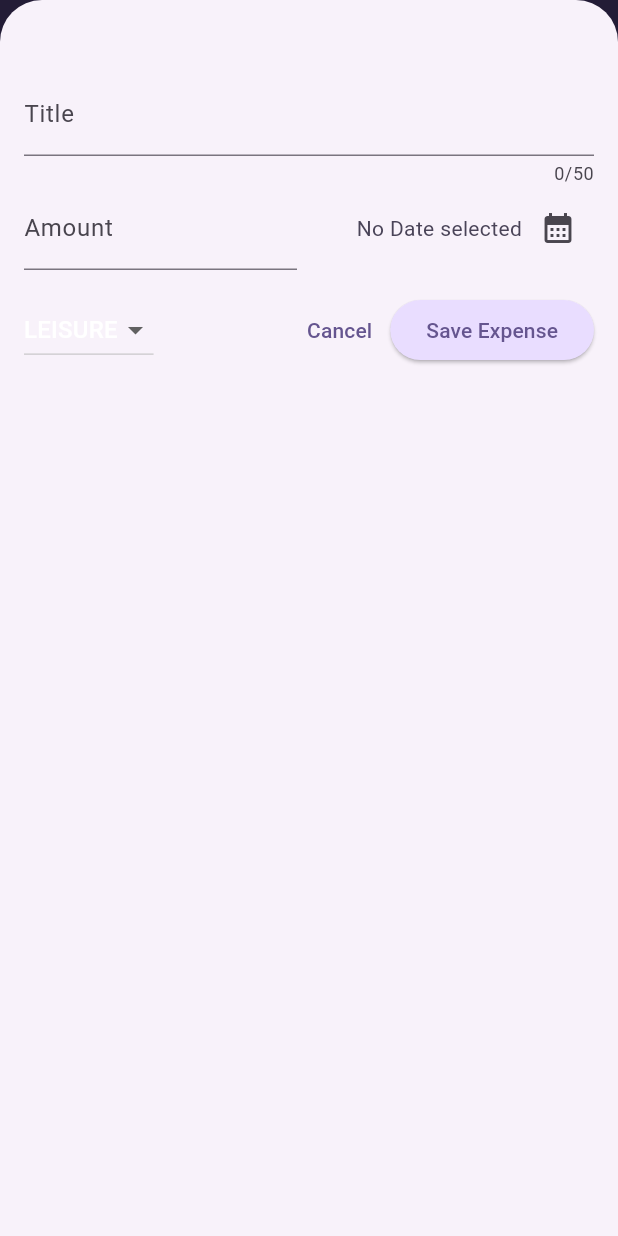
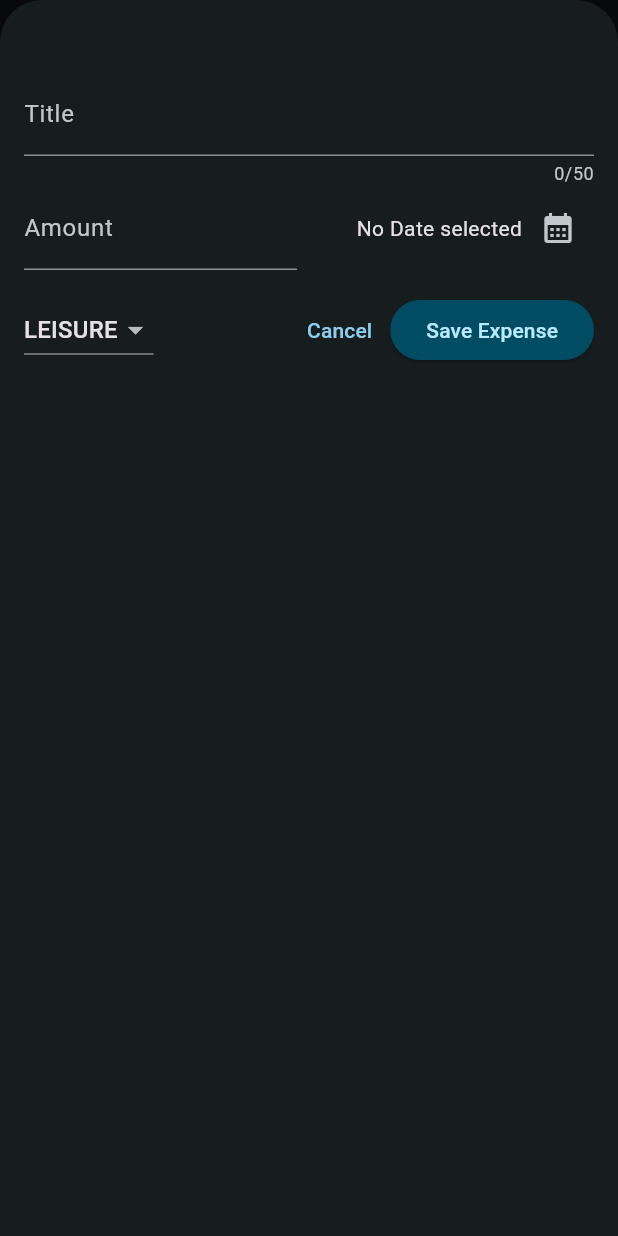
Before and after one commit to mjaliz/madarkharg, a Flutter app: the screen it shows after launch, after a tap on the "add" icon, on a phone screen of 412 x 824 dp. Run offline on Flutter 3.47's test engine with Material 3 defaults, Android fonts, the phone set to English and light mode, and no system bars.

Commit message:
adding dark mode

```diff
--- a/lib/main.dart
+++ b/lib/main.dart
@@ -4,9 +4,31 @@ import 'package:madarkharg/widgets/expenses.dart';
 var kColorScheme = ColorScheme.fromSeed(
   seedColor: const Color.fromARGB(255, 96, 59, 181),
 );
+
+var kDarkColorScheme = ColorScheme.fromSeed(
+  brightness: Brightness.dark,
+  seedColor: const Color.fromARGB(255, 5, 99, 125),
+);
+
 void main() {
   runApp(
     MaterialApp(
+      darkTheme: ThemeData.dark().copyWith(
+        colorScheme: kDarkColorScheme,
+        cardTheme: const CardTheme().copyWith(
+          color: kDarkColorScheme.secondaryContainer,
+          margin: const EdgeInsets.symmetric(
+            vertical: 8,
+            horizontal: 16,
+          ),
+        ),
+        elevatedButtonTheme: ElevatedButtonThemeData(
+          style: ElevatedButton.styleFrom(
+            backgroundColor: kDarkColorScheme.primaryContainer,
+            foregroundColor: kDarkColorScheme.onPrimaryContainer,
+          ),
+        ),
+      ),
       theme: ThemeData().copyWith(
         colorScheme: kColorScheme,
         appBarTheme: const AppBarTheme().copyWith(
@@ -27,13 +49,18 @@ void main() {
         ),
         textTheme: const TextTheme().copyWith(
           titleLarge: TextStyle(
-            fontWeight: FontWeight.normal,
-            color: kColorScheme.onError,
+            fontWeight: FontWeight.bold,
+            color: kColorScheme.onSecondaryContainer,
             fontSize: 16,
           ),
-          bodyMedium: TextStyle(color: kColorScheme.onSecondaryContainer),
+          bodyMedium: TextStyle(
+            fontWeight: FontWeight.normal,
+            color: kColorScheme.onSecondaryContainer,
+            fontSize: 16,
+          ),
         ),
       ),
+      themeMode: ThemeMode.dark,
       home: const Expenses(),
     ),
   );
--- a/lib/widgets/expense/expense_item.dart
+++ b/lib/widgets/expense/expense_item.dart
@@ -8,14 +8,19 @@ class ExpenseItem extends StatelessWidget {
   });
 
   final Expense expense;
+
   @override
   Widget build(BuildContext context) {
     return Card(
       child: Padding(
         padding: const EdgeInsets.symmetric(horizontal: 20, vertical: 16),
         child: Column(
+          crossAxisAlignment: CrossAxisAlignment.start,
           children: [
-            Text(expense.title),
+            Text(
+              expense.title,
+              style: Theme.of(context).textTheme.bodyMedium,
+            ),
             const SizedBox(
               height: 4,
             ),
--- a/lib/widgets/expense/expense_list.dart
+++ b/lib/widgets/expense/expense_list.dart
@@ -18,6 +18,12 @@ class ExpensesList extends StatelessWidget {
       itemCount: expenses.length,
       itemBuilder: (context, index) => Dismissible(
         key: ValueKey(expenses[index]),
+        background: Container(
+          color: Theme.of(context).colorScheme.error.withOpacity(0.75),
+          margin: EdgeInsets.symmetric(
+            horizontal: Theme.of(context).cardTheme.margin!.horizontal,
+          ),
+        ),
         child: ExpenseItem(expenses[index]),
         onDismissed: (direction) => onRemoveExpense(expenses[index]),
       ),
```
Also changed, not shown: 1 other file.
